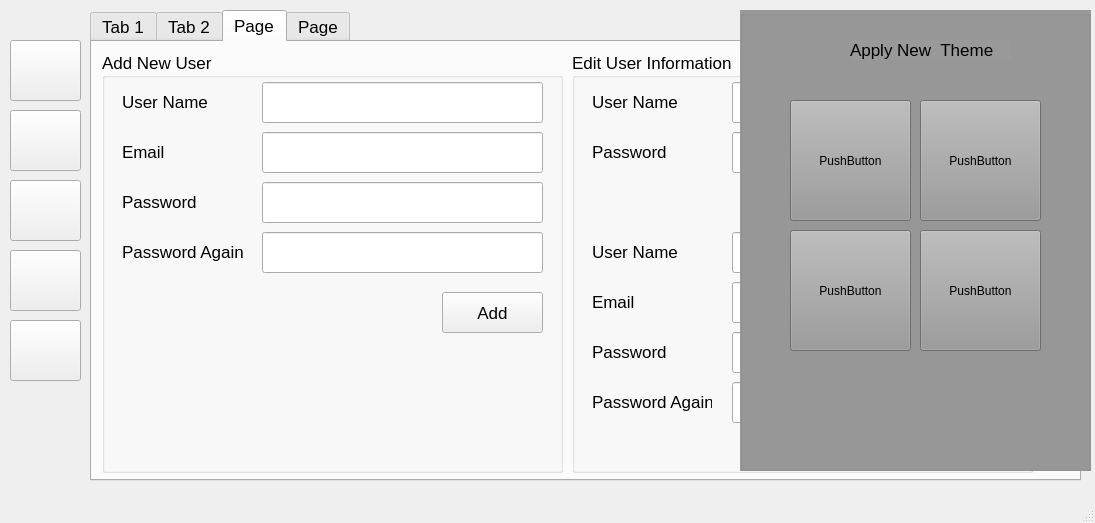
Qt form library.ui (dkgiant/Library-System) before a commit.
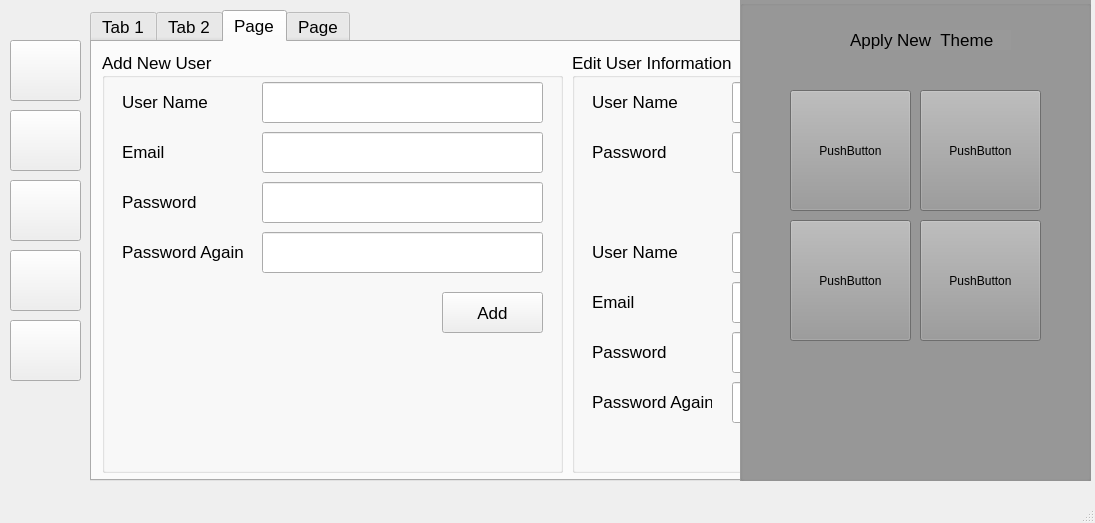
The same form after that commit. Icons and pictures are not drawn.

Patch:
```diff
--- a/library.ui
+++ b/library.ui
@@ -1283,9 +1283,9 @@
     <property name="geometry">
      <rect>
       <x>740</x>
-      <y>10</y>
+      <y>0</y>
       <width>351</width>
-      <height>461</height>
+      <height>481</height>
      </rect>
     </property>
     <property name="font">
```
